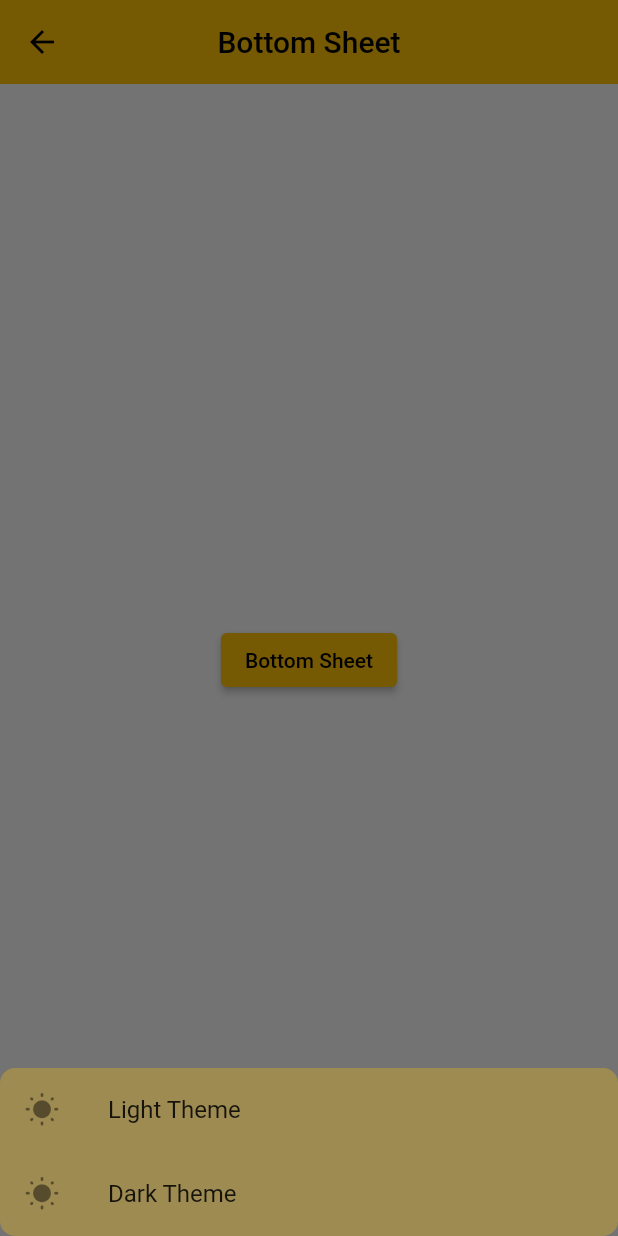
After one commit to chayan-1906/getx-demo, a Flutter app: the BottomSheetScreen screen opened directly, after a tap on "Bottom Sheet", on a phone screen of 412 x 824 dp. The commit adds this screen. Run offline on Flutter 3.47's test engine with Material 2 defaults, Android fonts, the phone set to English and light mode, and no system bars; our stand-ins replace get.

Commit message:
Bottom Sheet added

```diff
--- /dev/null
+++ b/lib/bottom_sheet_screen.dart
@@ -0,0 +1,63 @@
+import 'package:flutter/material.dart';
+import 'package:get/get.dart';
+
+class BottomSheetScreen extends StatelessWidget {
+  const BottomSheetScreen({Key? key}) : super(key: key);
+
+  @override
+  Widget build(BuildContext context) {
+    return Scaffold(
+      appBar: AppBar(title: const Text('Bottom Sheet')),
+      body: Center(
+        child: Column(
+          mainAxisAlignment: MainAxisAlignment.center,
+          children: [
+            ElevatedButton(
+              onPressed: () {
+                Get.bottomSheet(
+                  Container(
+                    child: Wrap(
+                      children: [
+                        /// light
+                        ListTile(
+                          leading: const Icon(Icons.wb_sunny_rounded),
+                          title: const Text('Light Theme'),
+                          onTap: () {
+                            Get.changeTheme(ThemeData.light());
+                          },
+                        ),
+
+                        /// dark
+                        ListTile(
+                          leading: const Icon(Icons.wb_sunny_rounded),
+                          title: const Text('Dark Theme'),
+                          onTap: () {
+                            Get.changeTheme(ThemeData.dark());
+                          },
+                        ),
+                      ],
+                    ),
+                  ),
+                  // barrierColor: Colors.greenAccent.shade100,
+                  backgroundColor:
+                      Theme.of(context).primaryColor.withOpacity(0.3),
+                  // isDismissible: false,
+                  shape: RoundedRectangleBorder(
+                    borderRadius: BorderRadius.circular(10.0),
+                    /*side: const BorderSide(
+                      color: Colors.white,
+                      style: BorderStyle.solid,
+                      width: 2.0,
+                    ),*/
+                  ),
+                  enableDrag: false,
+                );
+              },
+              child: const Text('Bottom Sheet'),
+            ),
+          ],
+        ),
+      ),
+    );
+  }
+}
--- a/lib/home_screen.dart
+++ b/lib/home_screen.dart
@@ -1,6 +1,7 @@
 import 'package:flutter/material.dart';
 import 'package:getx_demo/snackbar_screen.dart';
 
+import 'bottom_sheet_screen.dart';
 import 'dialog_screen.dart';
 
 class HomeScreen extends StatelessWidget {
@@ -39,6 +40,20 @@ class HomeScreen extends StatelessWidget {
               },
               child: const Text('Dialog Screen'),
             ),
+            const SizedBox(height: 10.0),
+
+            /// bottom sheet
+            ElevatedButton(
+              onPressed: () {
+                Navigator.push(
+                  context,
+                  MaterialPageRoute(
+                      builder: (context) => const BottomSheetScreen()),
+                );
+              },
+              child: const Text('Bottom Sheet Screen'),
+            ),
+            const SizedBox(height: 10.0),
           ],
         ),
       ),
--- a/lib/snackbar_screen.dart
+++ b/lib/snackbar_screen.dart
@@ -11,7 +11,6 @@ class SnackBarScreen extends StatelessWidget {
       body: Center(
         child: Column(
           mainAxisAlignment: MainAxisAlignment.center,
-          crossAxisAlignment: CrossAxisAlignment.center,
           children: [
             ElevatedButton(
               onPressed: () {
```
Also changed, not shown: 1 other file.
